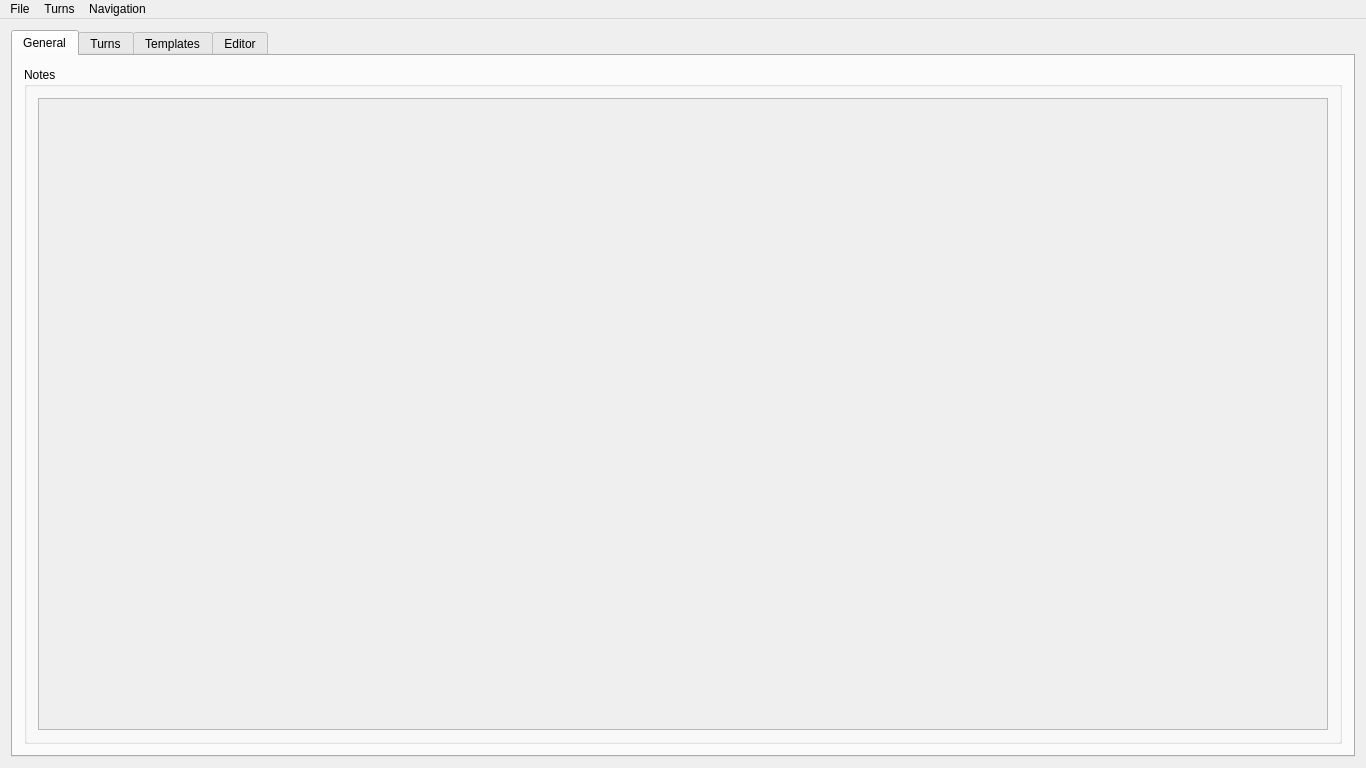
Old version of the form src/mainwindow.ui in the repository zobin8/talented-gm.
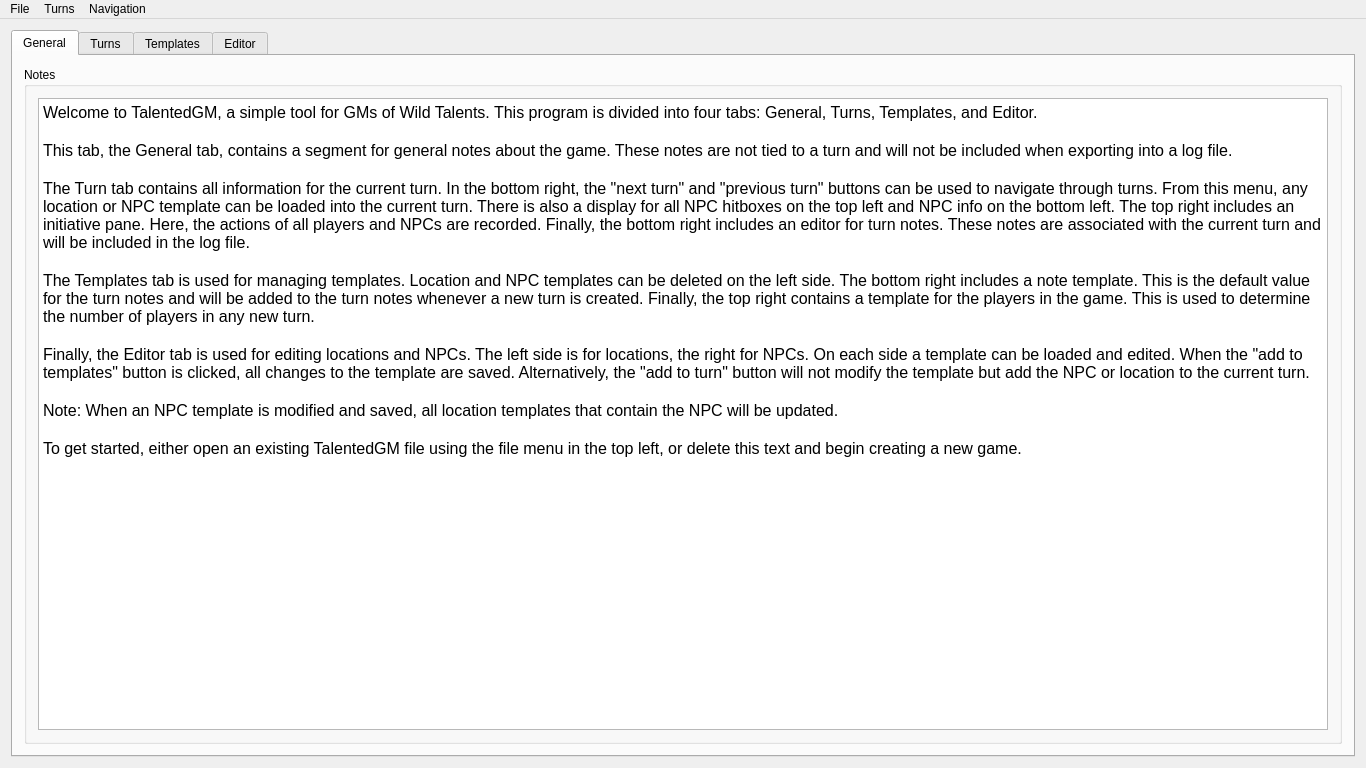
New version of the form. The open tabs and pages were chosen to show the change.

Commit message: Added usage help  * By default, the general tab contains usage notes now.  * These are taken directly from README.md

```diff
--- a/src/mainwindow.ui
+++ b/src/mainwindow.ui
@@ -34,7 +34,7 @@
            <item>
             <widget class="QTextEdit" name="generalEdit">
              <property name="enabled">
-              <bool>false</bool>
+              <bool>true</bool>
              </property>
              <property name="sizePolicy">
               <sizepolicy hsizetype="Preferred" vsizetype="Preferred">
@@ -42,6 +42,31 @@
                <verstretch>0</verstretch>
               </sizepolicy>
              </property>
+             <property name="font">
+              <font>
+               <pointsize>12</pointsize>
+               <strikeout>false</strikeout>
+              </font>
+             </property>
+             <property name="html">
+              <string>&lt;!DOCTYPE HTML PUBLIC &quot;-//W3C//DTD HTML 4.0//EN&quot; &quot;http://www.w3.org/TR/REC-html40/strict.dtd&quot;&gt;
+&lt;html&gt;&lt;head&gt;&lt;meta name=&quot;qrichtext&quot; content=&quot;1&quot; /&gt;&lt;style type=&quot;text/css&quot;&gt;
+p, li { white-space: pre-wrap; }
+&lt;/style&gt;&lt;/head&gt;&lt;body style=&quot; font-family:'Sans Serif'; font-size:12pt; font-weight:400; font-style:normal;&quot;&gt;
+&lt;p style=&quot; margin-top:0px; margin-bottom:0px; margin-left:0px; margin-right:0px; -qt-block-indent:0; text-indent:0px;&quot;&gt;Welcome to TalentedGM, a simple tool for GMs of Wild Talents. This program is divided into four tabs: General, Turns, Templates, and Editor.&lt;/p&gt;
+&lt;p style=&quot;-qt-paragraph-type:empty; margin-top:0px; margin-bottom:0px; margin-left:0px; margin-right:0px; -qt-block-indent:0; text-indent:0px;&quot;&gt;&lt;br /&gt;&lt;/p&gt;
+&lt;p style=&quot; margin-top:0px; margin-bottom:0px; margin-left:0px; margin-right:0px; -qt-block-indent:0; text-indent:0px;&quot;&gt;This tab, the General tab, contains a segment for general notes about the game. These notes are not tied to a turn and will not be included when exporting into a log file.&lt;/p&gt;
+&lt;p style=&quot;-qt-paragraph-type:empty; margin-top:0px; margin-bottom:0px; margin-left:0px; margin-right:0px; -qt-block-indent:0; text-indent:0px;&quot;&gt;&lt;br /&gt;&lt;/p&gt;
+&lt;p style=&quot; margin-top:0px; margin-bottom:0px; margin-left:0px; margin-right:0px; -qt-block-indent:0; text-indent:0px;&quot;&gt;The Turn tab contains all information for the current turn. In the bottom right, the &amp;quot;next turn&amp;quot; and &amp;quot;previous turn&amp;quot; buttons can be used to navigate through turns. From this menu, any location or NPC template can be loaded into the current turn. There is also a display for all NPC hitboxes on the top left and NPC info on the bottom left. The top right includes an initiative pane. Here, the actions of all players and NPCs are recorded. Finally, the bottom right includes an editor for turn notes. These notes are associated with the current turn and will be included in the log file.&lt;/p&gt;
+&lt;p style=&quot;-qt-paragraph-type:empty; margin-top:0px; margin-bottom:0px; margin-left:0px; margin-right:0px; -qt-block-indent:0; text-indent:0px;&quot;&gt;&lt;br /&gt;&lt;/p&gt;
+&lt;p style=&quot; margin-top:0px; margin-bottom:0px; margin-left:0px; margin-right:0px; -qt-block-indent:0; text-indent:0px;&quot;&gt;The Templates tab is used for managing templates. Location and NPC templates can be deleted on the left side. The bottom right includes a note template. This is the default value for the turn notes and will be added to the turn notes whenever a new turn is created. Finally, the top right contains a template for the players in the game. This is used to determine the number of players in any new turn.&lt;/p&gt;
+&lt;p style=&quot;-qt-paragraph-type:empty; margin-top:0px; margin-bottom:0px; margin-left:0px; margin-right:0px; -qt-block-indent:0; text-indent:0px;&quot;&gt;&lt;br /&gt;&lt;/p&gt;
+&lt;p style=&quot; margin-top:0px; margin-bottom:0px; margin-left:0px; margin-right:0px; -qt-block-indent:0; text-indent:0px;&quot;&gt;Finally, the Editor tab is used for editing locations and NPCs. The left side is for locations, the right for NPCs. On each side a template can be loaded and edited. When the &amp;quot;add to templates&amp;quot; button is clicked, all changes to the template are saved. Alternatively, the &amp;quot;add to turn&amp;quot; button will not modify the template but add the NPC or location to the current turn.&lt;/p&gt;
+&lt;p style=&quot;-qt-paragraph-type:empty; margin-top:0px; margin-bottom:0px; margin-left:0px; margin-right:0px; -qt-block-indent:0; text-indent:0px;&quot;&gt;&lt;br /&gt;&lt;/p&gt;
+&lt;p style=&quot; margin-top:0px; margin-bottom:0px; margin-left:0px; margin-right:0px; -qt-block-indent:0; text-indent:0px;&quot;&gt;Note: When an NPC template is modified and saved, all location templates that contain the NPC will be updated.&lt;/p&gt;
+&lt;p style=&quot;-qt-paragraph-type:empty; margin-top:0px; margin-bottom:0px; margin-left:0px; margin-right:0px; -qt-block-indent:0; text-indent:0px;&quot;&gt;&lt;br /&gt;&lt;/p&gt;
+&lt;p style=&quot; margin-top:0px; margin-bottom:0px; margin-left:0px; margin-right:0px; -qt-block-indent:0; text-indent:0px;&quot;&gt;To get started, either open an existing TalentedGM file using the file menu in the top left, or delete this text and begin creating a new game.&lt;/p&gt;&lt;/body&gt;&lt;/html&gt;</string>
+             </property>
             </widget>
            </item>
           </layout>
```
Left out of the diff: 2 changed lines with no effect on the pictures.
